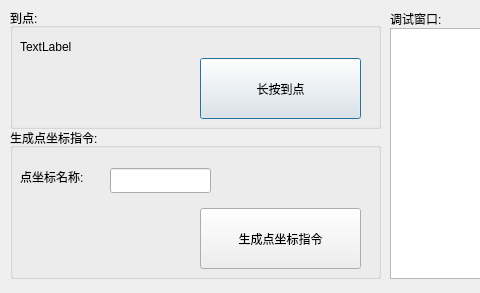
The window that keygettcppos2dlg.ui (qubo188612/qtwelding) describes before a commit, drawn with Qt 5; both pictures show x 0 to 480 and y 0 to 293 of the 732 by 293 pixel window.
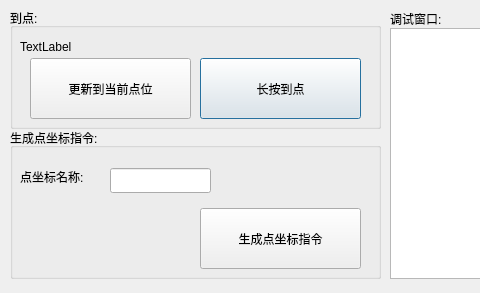
The same window after the commit.

What changed in the file:
```diff
--- a/keygettcppos2dlg.ui
+++ b/keygettcppos2dlg.ui
@@ -51,6 +51,19 @@
      <string>长按到点</string>
     </property>
    </widget>
+   <widget class="QPushButton" name="updata_posBtn">
+    <property name="geometry">
+     <rect>
+      <x>20</x>
+      <y>50</y>
+      <width>161</width>
+      <height>61</height>
+     </rect>
+    </property>
+    <property name="text">
+     <string>更新到当前点位</string>
+    </property>
+   </widget>
   </widget>
   <widget class="QTextBrowser" name="record">
    <property name="geometry">
```
